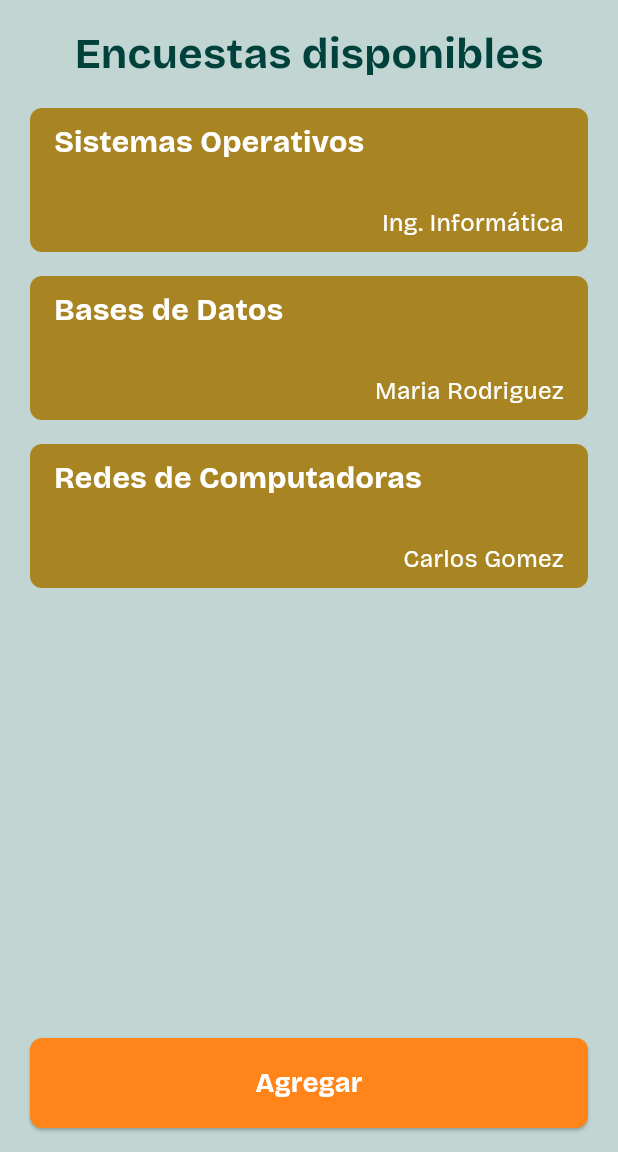
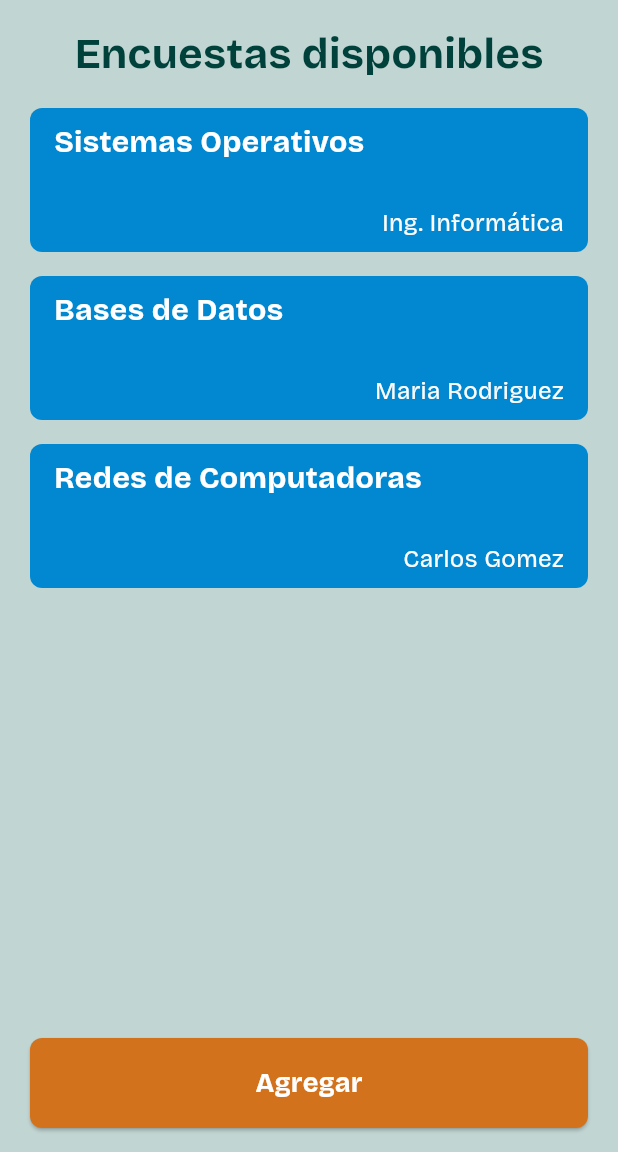
Before and after one commit to yolbert28/Encuestor, a Flutter app: the HomeProfesorScreen screen opened directly, on a phone screen of 412 x 824 dp, the part 84-1236 px from its top. Run offline on Flutter 3.47's test engine with Material 3 defaults, Android fonts, the phone set to English and light mode, and no system bars; our stand-ins replace firebase_core, google_fonts; accounts and stored records are empty.

Commit message:
añadiendo firebase fireStore, crashlitycs y acaptando colores y botones

```diff
--- a/lib/components/survey_card.dart
+++ b/lib/components/survey_card.dart
@@ -22,11 +22,9 @@ class SurveyCard extends StatefulWidget {
 
 class _SurveyCardState extends State<SurveyCard> {
   final colors = [
-  Color(0xFFA88522), // Amarillo Dorado Oscuro
-  Color(0xFF4DB065), // Verde Menta Oscuro
-  Color(0xFFD45C50), // Coral Oscuro
-  Color(0xFF987298), // Lila Oscuro
-  Color(0xFF5A9AC0), // Azul Cielo Oscuro
+  Color(0xFF2E7D32), // Verde
+  Color(0xFF0288D1), // Azul Claro
+  Color(0xFFF57C00), // Púrpura
 ];
 
   @override
@@ -34,7 +32,7 @@ class _SurveyCardState extends State<SurveyCard> {
     return Padding(
       padding: const EdgeInsets.only(left: 20, right: 20),
       child: Material(
-        color: colors[Random().nextInt(5)],
+        color: colors[Random().nextInt(3)],
         borderRadius: BorderRadius.circular(8.0),
         child: InkWell(
           onTap: widget.onPressed,
--- a/lib/core/app_color.dart
+++ b/lib/core/app_color.dart
@@ -1,14 +1,21 @@
 import 'package:flutter/material.dart';
 
 class AppColor {
-  static const primary = Color(0xFF006fff);
+  static const primary = Color(0xFF1E4496);
   static const primaryP = Color(0xFF075e54);
 
   static const background = Color(0xFFD3E0F0);
   static const backgroundP = Color(0xFFC1D5D3);
 
-  static const accent = Color(0xFFff851b);
-  static const secondaryButtonBackground = Color.fromARGB(95, 255, 133, 27);
+  static const accent = Color(0xFFD3721C);
+  // static const accent = Color(0xFFff851b);
+  static const secondaryButtonBackground = Color(0x5FFF851B);
+  static const disableSurveyTextField = Color.fromARGB(189, 3, 44, 39);
+
+
+  // static const cancelButtonBackground = Color.fromARGB(159, 199, 20, 20);
+  static const cancelButtonBackground = Color.fromARGB(134, 3, 44, 39);
+  static const darkGreen = Color.fromARGB(255, 5, 103, 93);
 
   static const hint = Color(0xFF707070);
   static const lightGrey = Color(0xFF7E8492);
@@ -22,7 +29,6 @@ class AppColor {
 
   static const white = Color(0xFFFFFFFF);
   static const green = Color(0xFF4CAF50);
-  static const red = Color(0xFFF44336);
   static const blue = Color(0xFF2196F3);
   static const orange = Color(0xFFFF9800);
 
--- a/pubspec.yaml
+++ b/pubspec.yaml
@@ -7,6 +7,10 @@ environment:
   sdk: ^3.9.2
 
 dependencies:
+  cloud_firestore: ^6.1.0
+  firebase_analytics: ^12.0.4
+  firebase_core: ^4.2.1
+  firebase_crashlytics: ^5.0.4
   flutter:
     sdk: flutter
   google_fonts: ^6.3.2
```
Also changed, not shown: lib/components/secondary_button.dart (+5 -3 lines), lib/components/survey_edit_card.dart (+59 -7 lines), lib/components/survey_text_field.dart (added, +53 -0 lines), lib/main.dart (+9 -1 lines), firebase.json (added), lib/firebase_options.dart (added), pubspec.lock, 6 other files.
